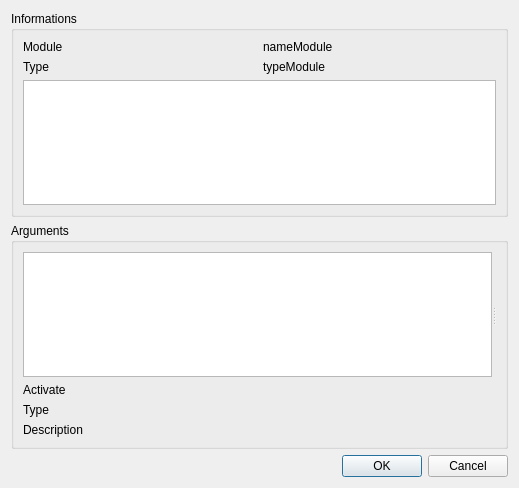
First picture: the form in ui/gui/resources/applymodule.ui, repository halbbob/dff, before the edit.
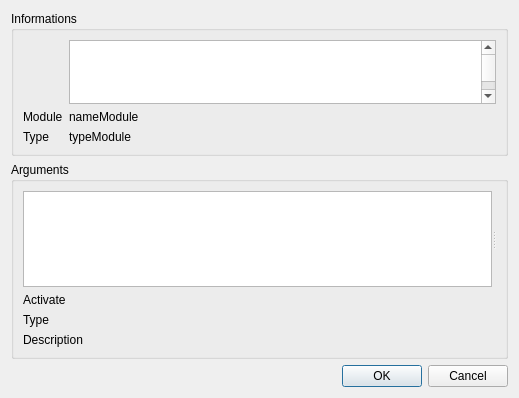
Second picture: the form after the edit. Icons and pictures are not drawn.

Commit message: Add pixmap and change layout of applymodule in designer

```diff
--- a/ui/gui/resources/applymodule.ui
+++ b/ui/gui/resources/applymodule.ui
@@ -7,7 +7,7 @@
     <x>0</x>
     <y>0</y>
     <width>519</width>
-    <height>488</height>
+    <height>398</height>
    </rect>
   </property>
   <property name="sizePolicy">
@@ -25,37 +25,48 @@
      <property name="title">
       <string>Informations</string>
      </property>
+     <layout class="QVBoxLayout" name="verticalLayout_2">
+      <item>
      <layout class="QGridLayout" name="gridLayout">
       <item row="0" column="0">
-       <widget class="QLabel" name="label">
+         <widget class="QLabel" name="modulepix">
+          <property name="enabled">
+           <bool>true</bool>
+          </property>
+          <property name="maximumSize">
+           <size>
+            <width>64</width>
+            <height>64</height>
+           </size>
+          </property>
         <property name="text">
-         <string>Module</string>
+           <string/>
+          </property>
+          <property name="pixmap">
+           <pixmap resource="gui.qrc">:/module2.png</pixmap>
         </property>
        </widget>
       </item>
       <item row="0" column="1">
-       <widget class="QLabel" name="nameModuleField">
-        <property name="text">
-         <string notr="true">nameModule</string>
-        </property>
-       </widget>
-      </item>
-      <item row="1" column="0">
-       <widget class="QLabel" name="label_2">
-        <property name="text">
-         <string>Type</string>
-        </property>
-       </widget>
-      </item>
-      <item row="1" column="1">
-       <widget class="QLabel" name="typeModuleField">
-        <property name="text">
-         <string notr="true">typeModule</string>
-        </property>
-       </widget>
-      </item>
-      <item row="2" column="0" colspan="2">
        <widget class="QTextEdit" name="textEdit">
+          <property name="sizePolicy">
+           <sizepolicy hsizetype="Expanding" vsizetype="MinimumExpanding">
+            <horstretch>0</horstretch>
+            <verstretch>1</verstretch>
+           </sizepolicy>
+          </property>
+          <property name="minimumSize">
+           <size>
+            <width>0</width>
+            <height>64</height>
+           </size>
+          </property>
+          <property name="maximumSize">
+           <size>
+            <width>16777215</width>
+            <height>96</height>
+           </size>
+          </property>
         <property name="readOnly">
          <bool>true</bool>
         </property>
@@ -68,6 +79,7 @@
 &lt;tr&gt;
 &lt;td style=&quot;border: none;&quot;&gt;
 &lt;p style=&quot;-qt-paragraph-type:empty; margin-top:0px; margin-bottom:0px; margin-left:0px; margin-right:0px; -qt-block-indent:0; text-indent:0px;&quot;&gt;&lt;/p&gt;
+&lt;p style=&quot;-qt-paragraph-type:empty; margin-top:0px; margin-bottom:0px; margin-left:0px; margin-right:0px; -qt-block-indent:0; text-indent:0px;&quot;&gt;&lt;/p&gt;
 &lt;p style=&quot;-qt-paragraph-type:empty; margin-top:0px; margin-bottom:0px; margin-left:0px; margin-right:0px; -qt-block-indent:0; text-indent:0px; font-family:'Sans Serif'; font-size:9pt;&quot;&gt;&lt;/p&gt;
 &lt;p style=&quot;-qt-paragraph-type:empty; margin-top:0px; margin-bottom:0px; margin-left:0px; margin-right:0px; -qt-block-indent:0; text-indent:0px; font-family:'Sans Serif'; font-size:9pt;&quot;&gt;&lt;/p&gt;
 &lt;p style=&quot;-qt-paragraph-type:empty; margin-top:0px; margin-bottom:0px; margin-left:0px; margin-right:0px; -qt-block-indent:0; text-indent:0px; font-family:'Sans Serif'; font-size:9pt;&quot;&gt;&lt;/p&gt;
@@ -76,6 +88,36 @@
         </property>
        </widget>
       </item>
+        <item row="1" column="0">
+         <widget class="QLabel" name="label">
+          <property name="text">
+           <string>Module</string>
+          </property>
+         </widget>
+        </item>
+        <item row="1" column="1">
+         <widget class="QLabel" name="nameModuleField">
+          <property name="text">
+           <string notr="true">nameModule</string>
+          </property>
+         </widget>
+        </item>
+        <item row="2" column="0">
+         <widget class="QLabel" name="label_2">
+          <property name="text">
+           <string>Type</string>
+          </property>
+         </widget>
+        </item>
+        <item row="2" column="1">
+         <widget class="QLabel" name="typeModuleField">
+          <property name="text">
+           <string notr="true">typeModule</string>
+          </property>
+         </widget>
+        </item>
+       </layout>
+      </item>
      </layout>
     </widget>
    </item>
@@ -84,7 +126,7 @@
      <property name="title">
       <string>Arguments</string>
      </property>
-     <layout class="QVBoxLayout" name="verticalLayout_2">
+     <layout class="QVBoxLayout" name="verticalLayout_3">
       <item>
        <widget class="QSplitter" name="argsLayout">
         <property name="orientation">
```
Left out of the diff: 4 changed lines with no effect on the pictures. Lines whose indentation alone changed are shown as unchanged. The commit also changes 1 other file.
